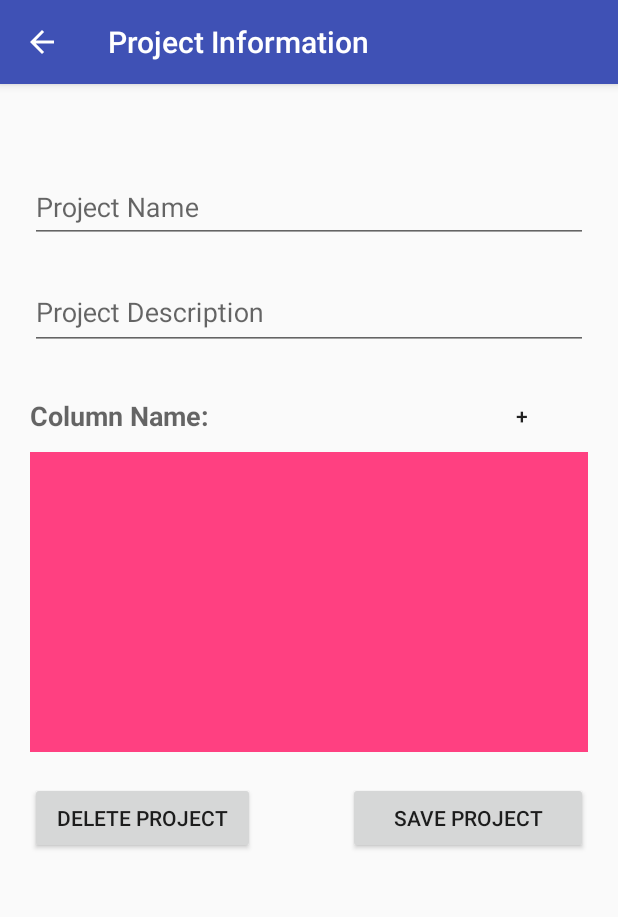
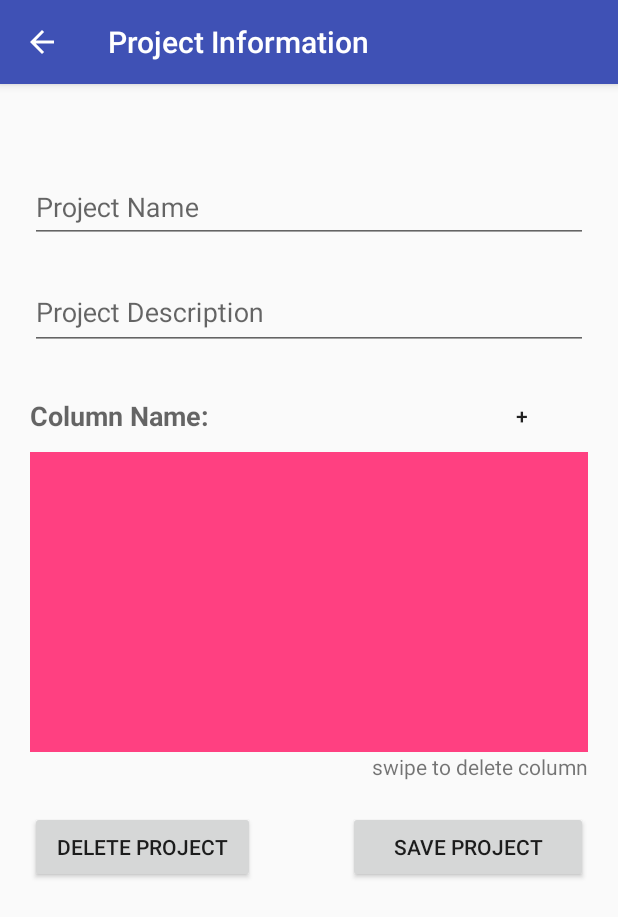
Before and after one commit to Macro303/Project_Fury, an Android app: the ProjectInfoView screen opened directly, with no data from a screen before it, after a tap on "EDIT PROJECT", on a phone screen of 412 x 824 dp. Shown: the top 917 px of the screen. Run offline under Robolectric (Android 15) with nearby library versions, the light colour scheme and no system bars; our stand-ins replace ButterKnife; 5 statements that could not run were skipped.

Commit message:
FURY#016
Added text view for delete instruction

```diff
--- a/app/src/main/java/tobedevelopers/project_fury/project_info/implementation/ProjectInfoView.java
+++ b/app/src/main/java/tobedevelopers/project_fury/project_info/implementation/ProjectInfoView.java
@@ -15,6 +15,7 @@ import android.text.TextWatcher;
 import android.view.MenuItem;
 import android.view.View;
 import android.widget.Button;
+import android.widget.TextView;
 import android.widget.Toast;
 
 import java.util.List;
@@ -44,6 +45,8 @@ public class ProjectInfoView extends BaseView implements ProjectInfoContract.Vie
 	TextInputEditText mProjectNameEditText;
 	@Bind( R.id.projectInfoActivity_projectDescriptionEditText )
 	TextInputEditText mProjectDescriptionEditText;
+	@Bind( R.id.projectInfoActivity_deleteText )
+	TextView mDeleteText;
 	@Bind( R.id.projectInfoActivity_editProjectButton )
 	Button mEditProjectButton;
 	@Bind( R.id.projectInfoActivity_saveProjectButton )
@@ -289,6 +292,7 @@ public class ProjectInfoView extends BaseView implements ProjectInfoContract.Vie
 				getParam2().setFocusableInTouchMode( true );
 				getParam2().setClickable( true );
 				getParam2().setCursorVisible( true );
+				mDeleteText.setVisibility( View.VISIBLE );
 				touchHelper.attachToRecyclerView( mRecyclerView );
 				mSaveProjectButton.setVisibility( View.VISIBLE );
 				mAddColumnButton.setEnabled( true );
@@ -310,6 +314,7 @@ public class ProjectInfoView extends BaseView implements ProjectInfoContract.Vie
 				getParam2().setFocusableInTouchMode( false );
 				getParam2().setClickable( false );
 				getParam2().setCursorVisible( false );
+				mDeleteText.setVisibility( View.INVISIBLE );
 				touchHelper.attachToRecyclerView( null );
 				mEditProjectButton.setVisibility( View.VISIBLE );
 				mAddColumnButton.setEnabled( false );
--- a/app/src/main/res/layout/activity_project_info.xml
+++ b/app/src/main/res/layout/activity_project_info.xml
@@ -104,6 +104,15 @@
 
 				</android.support.v7.widget.RecyclerView>
 
+				<TextView
+					android:id="@+id/projectInfoActivity_deleteText"
+					android:layout_width="wrap_content"
+					android:layout_height="wrap_content"
+					android:layout_gravity="end"
+					android:text="swipe to delete column"
+					android:textAppearance="?android:textAppearanceSmall"
+					android:visibility="invisible"/>
+
 			</LinearLayout>
 
 			<RelativeLayout
```
